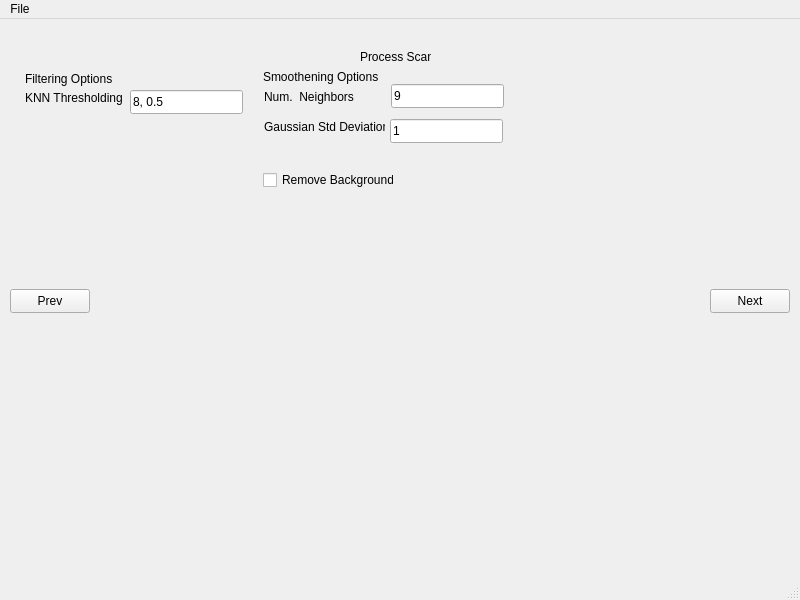
This is src/gui/v2-gui-interface/mainwindow.ui in BobbyChiu/senior-design as Qt 5 draws it before an edit. The edited form follows.
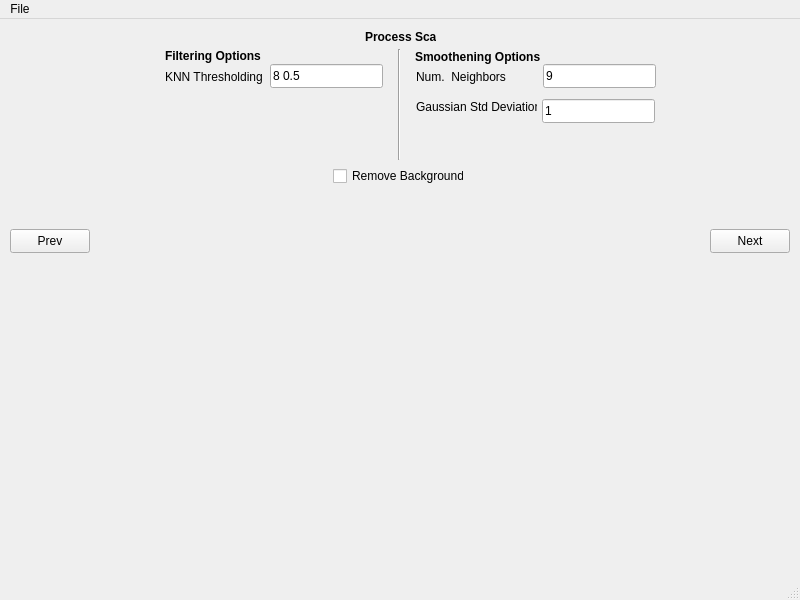
This is the edited form. The open tabs and pages were chosen to show the change.

Commit message: Add text formatting

```diff
--- a/src/gui/v2-gui-interface/mainwindow.ui
+++ b/src/gui/v2-gui-interface/mainwindow.ui
@@ -18,7 +18,7 @@
     <property name="geometry">
      <rect>
       <x>0</x>
-      <y>20</y>
+      <y>0</y>
       <width>801</width>
       <height>301</height>
      </rect>
@@ -234,12 +234,17 @@
      <widget class="QLabel" name="label_15">
       <property name="geometry">
        <rect>
-        <x>360</x>
+        <x>365</x>
         <y>10</y>
         <width>71</width>
         <height>16</height>
        </rect>
       </property>
+      <property name="font">
+       <font>
+        <bold>true</bold>
+       </font>
+      </property>
       <property name="text">
        <string>Process Scan</string>
       </property>
@@ -247,7 +252,7 @@
      <widget class="QLabel" name="label_6">
       <property name="geometry">
        <rect>
-        <x>264</x>
+        <x>416</x>
         <y>50</y>
         <width>111</width>
         <height>16</height>
@@ -260,7 +265,7 @@
      <widget class="QLabel" name="label_8">
       <property name="geometry">
        <rect>
-        <x>264</x>
+        <x>416</x>
         <y>80</y>
         <width>121</width>
         <height>16</height>
@@ -273,12 +278,17 @@
      <widget class="QLabel" name="label_3">
       <property name="geometry">
        <rect>
-        <x>25</x>
-        <y>32</y>
-        <width>91</width>
+        <x>165</x>
+        <y>29</y>
+        <width>101</width>
         <height>16</height>
        </rect>
       </property>
+      <property name="font">
+       <font>
+        <bold>true</bold>
+       </font>
+      </property>
       <property name="text">
        <string>Filtering Options</string>
       </property>
@@ -286,7 +296,7 @@
      <widget class="QLineEdit" name="stdDevInput">
       <property name="geometry">
        <rect>
-        <x>390</x>
+        <x>542</x>
         <y>80</y>
         <width>113</width>
         <height>24</height>
@@ -299,20 +309,20 @@
      <widget class="QLineEdit" name="knnThresholdingInputs">
       <property name="geometry">
        <rect>
-        <x>130</x>
-        <y>51</y>
+        <x>270</x>
+        <y>45</y>
         <width>113</width>
         <height>24</height>
        </rect>
       </property>
       <property name="text">
-       <string>8, 0.5</string>
+       <string>8 0.5</string>
       </property>
      </widget>
      <widget class="QLineEdit" name="meanInput">
       <property name="geometry">
        <rect>
-        <x>391</x>
+        <x>543</x>
         <y>45</y>
         <width>113</width>
         <height>24</height>
@@ -325,8 +335,8 @@
      <widget class="QLabel" name="label_4">
       <property name="geometry">
        <rect>
-        <x>25</x>
-        <y>51</y>
+        <x>165</x>
+        <y>50</y>
         <width>101</width>
         <height>16</height>
        </rect>
@@ -338,12 +348,17 @@
      <widget class="QLabel" name="label_5">
       <property name="geometry">
        <rect>
-        <x>263</x>
+        <x>415</x>
         <y>30</y>
         <width>151</width>
         <height>16</height>
        </rect>
       </property>
+      <property name="font">
+       <font>
+        <bold>true</bold>
+       </font>
+      </property>
       <property name="text">
        <string>Smoothening Options</string>
       </property>
@@ -351,8 +366,8 @@
      <widget class="QCheckBox" name="checkBox">
       <property name="geometry">
        <rect>
-        <x>263</x>
-        <y>130</y>
+        <x>333</x>
+        <y>146</y>
         <width>131</width>
         <height>22</height>
        </rect>
@@ -365,7 +380,7 @@
       <property name="geometry">
        <rect>
         <x>710</x>
-        <y>250</y>
+        <y>210</y>
         <width>80</width>
         <height>24</height>
        </rect>
@@ -378,7 +393,7 @@
       <property name="geometry">
        <rect>
         <x>10</x>
-        <y>250</y>
+        <y>210</y>
         <width>80</width>
         <height>24</height>
        </rect>
@@ -387,6 +402,19 @@
        <string>Prev</string>
       </property>
      </widget>
+     <widget class="Line" name="line">
+      <property name="geometry">
+       <rect>
+        <x>389</x>
+        <y>30</y>
+        <width>20</width>
+        <height>111</height>
+       </rect>
+      </property>
+      <property name="orientation">
+       <enum>Qt::Vertical</enum>
+      </property>
+     </widget>
     </widget>
     <widget class="QWidget" name="page_4">
      <widget class="QLabel" name="label_16">
```
Left out of the diff: 90 changed lines with no effect on the pictures.
